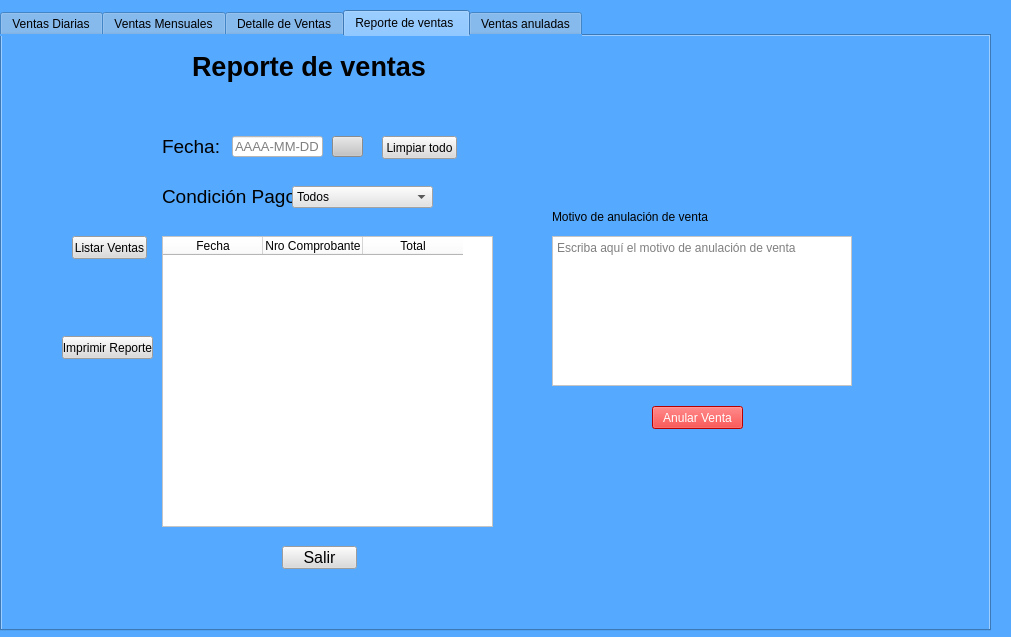
Old version of the form Views/informeDeVentas.ui in the repository Miguel8819/Sistema_TweetyTesis.
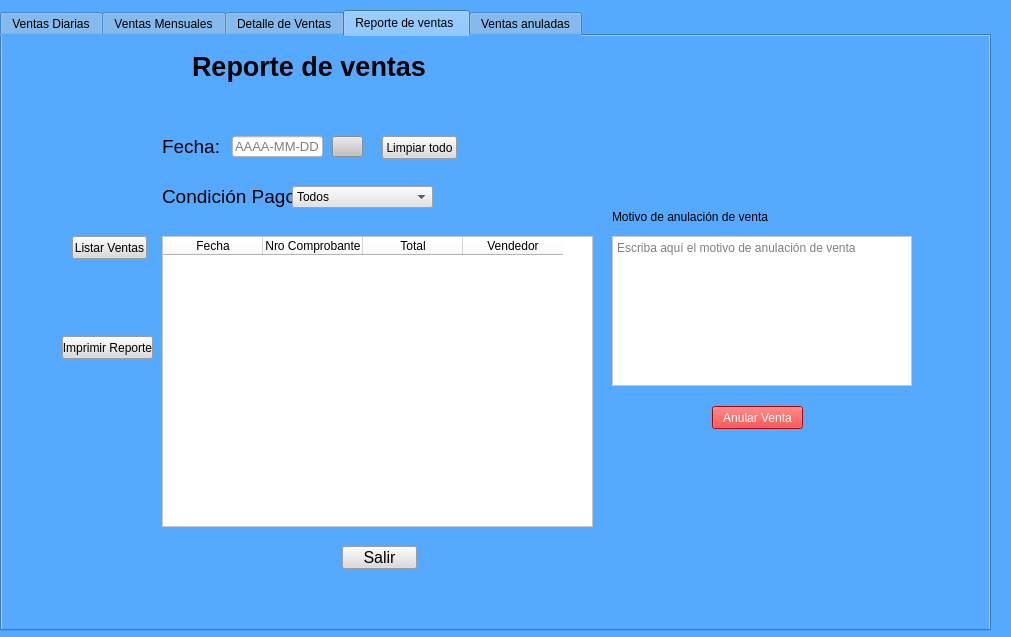
New version of the form. The open tabs and pages were chosen to show the change. Icons and pictures are not drawn.

Patch:
```diff
--- a/Views/informeDeVentas.ui
+++ b/Views/informeDeVentas.ui
@@ -663,7 +663,7 @@
       <rect>
        <x>160</x>
        <y>200</y>
-       <width>331</width>
+       <width>431</width>
        <height>291</height>
       </rect>
      </property>
@@ -688,6 +688,11 @@
        <string>Total</string>
       </property>
      </column>
+     <column>
+      <property name="text">
+       <string>Vendedor</string>
+      </property>
+     </column>
     </widget>
     <widget class="QPushButton" name="Btn_listar_2">
      <property name="geometry">
@@ -708,7 +713,7 @@
     <widget class="QPushButton" name="Btn_volver_4">
      <property name="geometry">
       <rect>
-       <x>280</x>
+       <x>340</x>
        <y>510</y>
        <width>75</width>
        <height>23</height>
@@ -874,7 +879,7 @@
     <widget class="QPushButton" name="btn_anularVenta">
      <property name="geometry">
       <rect>
-       <x>650</x>
+       <x>710</x>
        <y>370</y>
        <width>91</width>
        <height>23</height>
@@ -892,7 +897,7 @@
     <widget class="QTextEdit" name="input_motivo">
      <property name="geometry">
       <rect>
-       <x>550</x>
+       <x>610</x>
        <y>200</y>
        <width>300</width>
        <height>150</height>
@@ -914,7 +919,7 @@
     <widget class="QLabel" name="label_2">
      <property name="geometry">
       <rect>
-       <x>550</x>
+       <x>610</x>
        <y>170</y>
        <width>251</width>
        <height>21</height>
```
Left out of the diff: 2 changed lines with no effect on the pictures.
